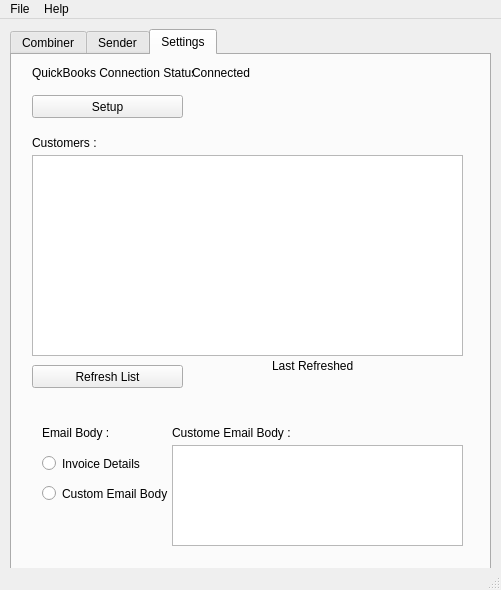
maxitule3/Invoice-Combine-Send, file QBICST.ui: the form before one commit.
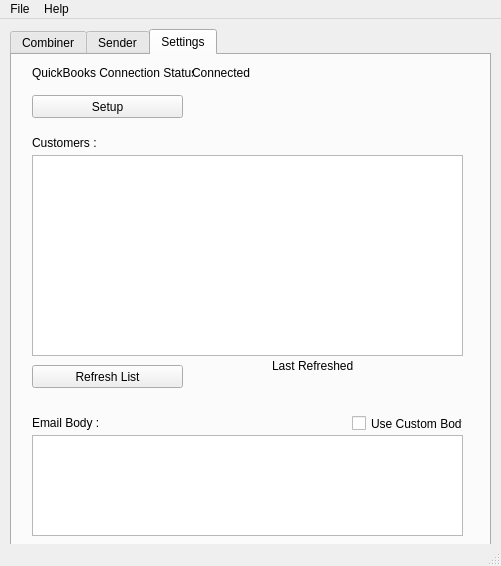
The form after the commit. The open tabs and pages were chosen to show the change.

```diff
--- a/QBICST.ui
+++ b/QBICST.ui
@@ -10,7 +10,7 @@
     <x>0</x>
     <y>0</y>
     <width>501</width>
-    <height>590</height>
+    <height>566</height>
    </rect>
   </property>
   <property name="windowTitle">
@@ -379,46 +379,26 @@
      <widget class="QTextEdit" name="textEdit">
       <property name="geometry">
        <rect>
-        <x>160</x>
-        <y>390</y>
-        <width>291</width>
+        <x>20</x>
+        <y>380</y>
+        <width>431</width>
         <height>101</height>
        </rect>
       </property>
+      <property name="font">
+       <font>
+        <pointsize>12</pointsize>
+       </font>
+      </property>
+      <property name="autoFormatting">
+       <set>QTextEdit::AutoNone</set>
+      </property>
       <property name="html">
        <string>&lt;!DOCTYPE HTML PUBLIC &quot;-//W3C//DTD HTML 4.0//EN&quot; &quot;http://www.w3.org/TR/REC-html40/strict.dtd&quot;&gt;
 &lt;html&gt;&lt;head&gt;&lt;meta name=&quot;qrichtext&quot; content=&quot;1&quot; /&gt;&lt;style type=&quot;text/css&quot;&gt;
 p, li { white-space: pre-wrap; }
-&lt;/style&gt;&lt;/head&gt;&lt;body style=&quot; font-family:'MS Shell Dlg 2'; font-size:8.25pt; font-weight:400; font-style:normal;&quot;&gt;
-&lt;p style=&quot;-qt-paragraph-type:empty; margin-top:0px; margin-bottom:0px; margin-left:0px; margin-right:0px; -qt-block-indent:0; text-indent:0px;&quot;&gt;&lt;br /&gt;&lt;/p&gt;&lt;/body&gt;&lt;/html&gt;</string>
-      </property>
-     </widget>
-     <widget class="QLabel" name="label_9">
-      <property name="geometry">
-       <rect>
-        <x>160</x>
-        <y>370</y>
-        <width>121</width>
-        <height>16</height>
-       </rect>
-      </property>
-      <property name="frameShape">
-       <enum>QFrame::NoFrame</enum>
-      </property>
-      <property name="lineWidth">
-       <number>0</number>
-      </property>
-      <property name="text">
-       <string>Custome Email Body :</string>
-      </property>
-      <property name="textFormat">
-       <enum>Qt::AutoText</enum>
-      </property>
-      <property name="scaledContents">
-       <bool>false</bool>
-      </property>
-      <property name="textInteractionFlags">
-       <set>Qt::NoTextInteraction</set>
+&lt;/style&gt;&lt;/head&gt;&lt;body style=&quot; font-family:'MS Shell Dlg 2'; font-size:12pt; font-weight:400; font-style:normal;&quot;&gt;
+&lt;p style=&quot;-qt-paragraph-type:empty; margin-top:0px; margin-bottom:0px; margin-left:0px; margin-right:0px; -qt-block-indent:0; text-indent:0px; font-size:8.5pt;&quot;&gt;&lt;br /&gt;&lt;/p&gt;&lt;/body&gt;&lt;/html&gt;</string>
       </property>
      </widget>
      <widget class="QLabel" name="label_10">
@@ -519,8 +499,8 @@
      <widget class="QLabel" name="label_14">
       <property name="geometry">
        <rect>
-        <x>30</x>
-        <y>370</y>
+        <x>20</x>
+        <y>360</y>
         <width>121</width>
         <height>16</height>
        </rect>
@@ -544,38 +524,6 @@
        <set>Qt::NoTextInteraction</set>
       </property>
      </widget>
-     <widget class="QRadioButton" name="radioButton">
-      <property name="geometry">
-       <rect>
-        <x>30</x>
-        <y>400</y>
-        <width>101</width>
-        <height>17</height>
-       </rect>
-      </property>
-      <property name="text">
-       <string>Invoice Details</string>
-      </property>
-      <property name="autoExclusive">
-       <bool>true</bool>
-      </property>
-     </widget>
-     <widget class="QRadioButton" name="radioButton_2">
-      <property name="geometry">
-       <rect>
-        <x>30</x>
-        <y>430</y>
-        <width>141</width>
-        <height>17</height>
-       </rect>
-      </property>
-      <property name="text">
-       <string>Custom Email Body</string>
-      </property>
-      <property name="autoExclusive">
-       <bool>true</bool>
-      </property>
-     </widget>
      <widget class="QLabel" name="label_15">
       <property name="geometry">
        <rect>
@@ -627,6 +575,19 @@
        </rect>
       </property>
      </widget>
+     <widget class="QCheckBox" name="checkBox">
+      <property name="geometry">
+       <rect>
+        <x>340</x>
+        <y>360</y>
+        <width>111</width>
+        <height>17</height>
+       </rect>
+      </property>
+      <property name="text">
+       <string>Use Custom Body</string>
+      </property>
+     </widget>
     </widget>
    </widget>
   </widget>
```
Left out of the diff: 2 changed lines with no effect on the pictures.
